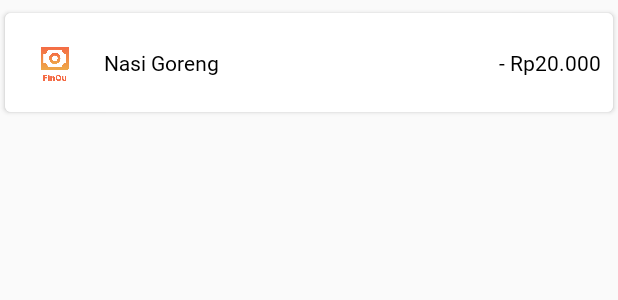
After one commit to gavrielsatrio/FinQu, an Android app: the layout transaction_summary_item_layout.xml on its own in the app's theme, with its tools: preview values and no code run, on a phone screen of 412 x 824 dp. The commit adds this screen. Shown: the top 300 px of the screen. Run offline under Robolectric (Android 15) with nearby library versions, the phone set to English and light mode, and no system bars.

Commit message:
Update : Report summary filtering
User now can filter all transaction types and see the list below

```diff
--- /dev/null
+++ b/app/src/main/res/layout/transaction_summary_item_layout.xml
@@ -0,0 +1,78 @@
+<?xml version="1.0" encoding="utf-8"?>
+<androidx.constraintlayout.widget.ConstraintLayout xmlns:android="http://schemas.android.com/apk/res/android"
+    xmlns:app="http://schemas.android.com/apk/res-auto"
+    android:layout_width="match_parent"
+    android:layout_height="wrap_content">
+
+    <androidx.cardview.widget.CardView
+        android:id="@+id/transactionSummaryItemCardView"
+        android:layout_width="0dp"
+        android:layout_height="wrap_content"
+        android:layout_marginTop="4dp"
+        android:layout_marginBottom="4dp"
+        android:clickable="true"
+        app:cardCornerRadius="4dp"
+        app:cardElevation="2dp"
+        app:cardUseCompatPadding="true"
+        app:layout_constraintBottom_toBottomOf="parent"
+        app:layout_constraintEnd_toEndOf="parent"
+        app:layout_constraintStart_toStartOf="parent"
+        app:layout_constraintTop_toTopOf="parent">
+
+        <androidx.constraintlayout.widget.ConstraintLayout
+            android:id="@+id/transactionSummaryItemConstLayoutInfo"
+            android:layout_width="match_parent"
+            android:layout_height="wrap_content"
+            android:background="@color/white"
+            app:layout_constraintBottom_toBottomOf="parent"
+            app:layout_constraintEnd_toEndOf="parent"
+            app:layout_constraintStart_toStartOf="parent"
+            app:layout_constraintTop_toTopOf="parent">
+
+            <TextView
+                android:id="@+id/transactionSummaryItemLblName"
+                android:layout_width="0dp"
+                android:layout_height="wrap_content"
+                android:layout_marginStart="8dp"
+                android:layout_marginTop="8dp"
+                android:layout_marginEnd="8dp"
+                android:layout_marginBottom="8dp"
+                android:fontFamily="@font/sf_pro_display_regular"
+                android:text="Nasi Goreng"
+                android:textSize="14sp"
+                app:layout_constraintBottom_toBottomOf="parent"
+                app:layout_constraintEnd_toStartOf="@+id/transactionSummaryItemLblAmount"
+                app:layout_constraintStart_toEndOf="@+id/transactionSummaryItemImgTransactionType"
+                app:layout_constraintTop_toTopOf="parent" />
+
+            <TextView
+                android:id="@+id/transactionSummaryItemLblAmount"
+                android:layout_width="wrap_content"
+                android:layout_height="wrap_content"
+                android:layout_marginTop="8dp"
+                android:layout_marginEnd="8dp"
+                android:layout_marginBottom="8dp"
+                android:fontFamily="@font/sf_pro_display_bold"
+                android:text="- Rp20.000"
+                android:textColor="@color/black"
+                android:textSize="14sp"
+                app:layout_constraintBottom_toBottomOf="parent"
+                app:layout_constraintEnd_toEndOf="parent"
+                app:layout_constraintTop_toTopOf="parent" />
+
+            <ImageView
+                android:id="@+id/transactionSummaryItemImgTransactionType"
+                android:layout_width="50dp"
+                android:layout_height="50dp"
+                android:layout_marginStart="8dp"
+                android:layout_marginTop="8dp"
+                android:layout_marginBottom="8dp"
+                android:padding="8dp"
+                android:scaleType="centerInside"
+                app:layout_constraintBottom_toBottomOf="parent"
+                app:layout_constraintStart_toStartOf="parent"
+                app:layout_constraintTop_toTopOf="parent"
+                app:srcCompat="@drawable/finqu" />
+        </androidx.constraintlayout.widget.ConstraintLayout>
+    </androidx.cardview.widget.CardView>
+</androidx.constraintlayout.widget.ConstraintLayout>
```
Also changed, not shown: app/src/main/java/com/example/finqu/Adapter/TransactionSummaryAdapter.java (added, +56 -0 lines), app/src/main/java/com/example/finqu/Controller/TransactionTypePillController.java (+16 -2 lines), app/src/main/java/com/example/finqu/Fragment/ReportSummaryFragment.java (+42 -11 lines).
